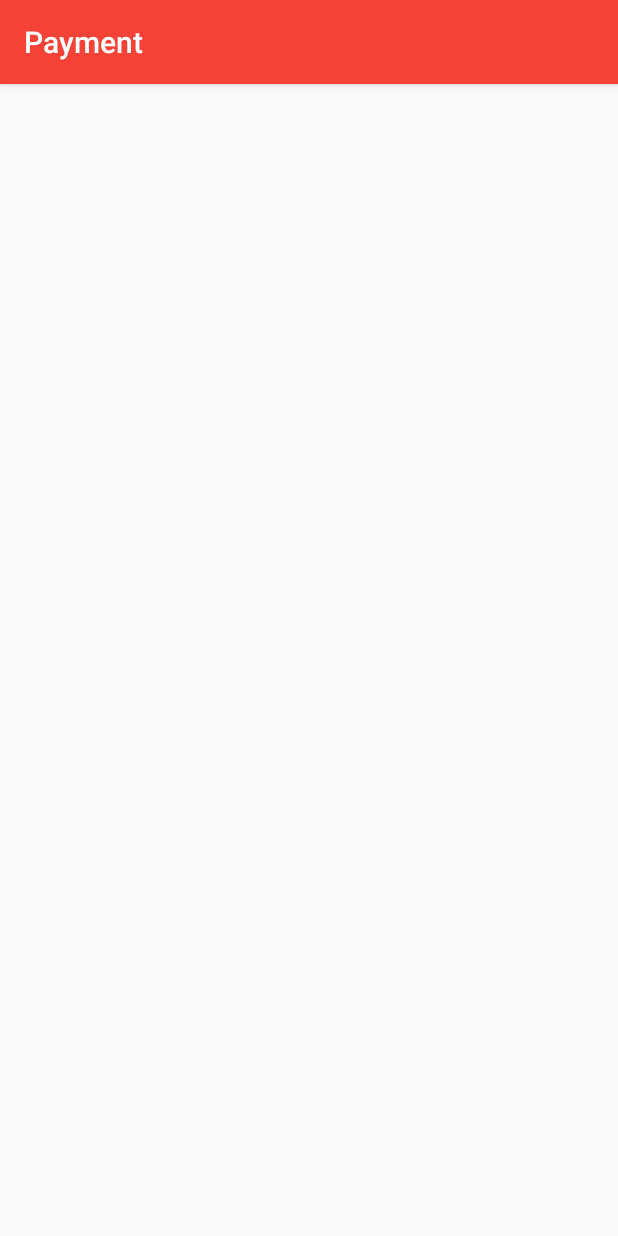
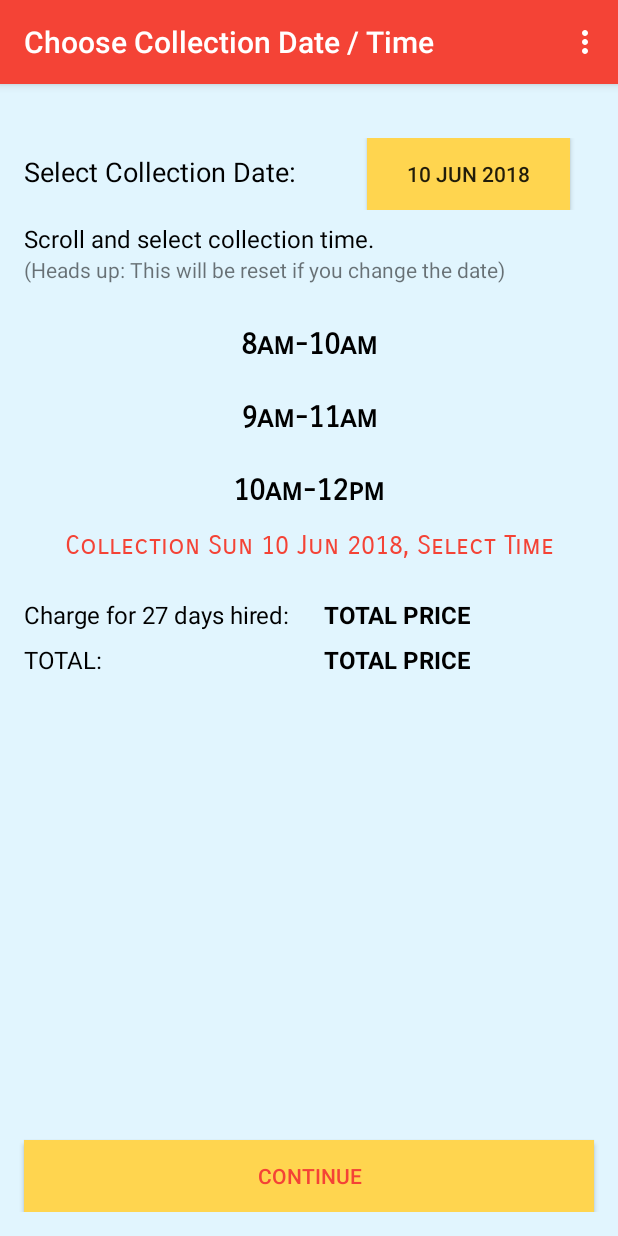
Before and after one commit to nati-m/debris, an Android app: the HireConfirmOrderActivity screen opened directly, with no data from a screen before it, after a tap on "CHOOSE PICK UP DATE BEFORE ORDERING", on a phone screen of 412 x 824 dp. Run offline under Robolectric (Android 15) with nearby library versions, the phone set to English and light mode, and no system bars; our stand-ins replace Firebase (no records; nobody signed in at launch, a user with empty details on screens opened directly); libraries missing offline, so code that uses them is left out: com.firebase.ui; 3 statements that could not run were skipped.

Commit message:
Made whole order through to congrats, last 2 pages mostly blank. Optional Choose Collection Date page needs work on prices

```diff
--- a/app/src/main/java/com/example/android/debris1_1/HireConfirmOrderActivity.java
+++ b/app/src/main/java/com/example/android/debris1_1/HireConfirmOrderActivity.java
@@ -44,7 +44,7 @@ public class HireConfirmOrderActivity extends AppCompatActivity {
         chooseCollectionDateButton.setOnClickListener(new View.OnClickListener() {
             @Override
             public void onClick(View v) {
-                Intent nextPageIntent = new Intent(HireConfirmOrderActivity.this, HirePaymentActivity.class);
+                Intent nextPageIntent = new Intent(HireConfirmOrderActivity.this, HireOptionalChooseCollectionDateActivity.class);
                 startActivity(nextPageIntent);
             }
         });
--- a/app/src/main/java/com/example/android/debris1_1/HireOptionalChooseCollectionDateActivity.java
+++ b/app/src/main/java/com/example/android/debris1_1/HireOptionalChooseCollectionDateActivity.java
@@ -40,6 +40,9 @@ public class HireOptionalChooseCollectionDateActivity extends AppCompatActivity
     SimpleDateFormat dayOfWeekIncludingSimpleDateFormat;
     Button continueButton;
     TextView arrivalDateMessage;
+    TextView totalPriceTextView;
+    TextView numberOfDaysHired;
+    TextView priceForNumberOfDaysHired;
 
     @Override
     protected void onCreate(Bundle savedInstanceState) {
@@ -95,7 +98,9 @@ public class HireOptionalChooseCollectionDateActivity extends AppCompatActivity
             }
         });
 
-
+        numberOfDaysHired = findViewById(R.id.number_of_days_hired_for_optional_choose_collection_date);
+        priceForNumberOfDaysHired = findViewById(R.id.subtotal_hire_length_charge_optional_choose_collection_date);
+        totalPriceTextView = findViewById(R.id.total_price_optional_choose_collection_date);
     }
 
     private boolean isItSaturday(Calendar calendar){
@@ -180,6 +185,7 @@ public class HireOptionalChooseCollectionDateActivity extends AppCompatActivity
                     calendarWithDateOfSkipCollection.set(year, month, day);
                     resetChooseTimeRecyclerView();
                     updateSkipCollectionTextView();
+                    updatePrices();
                 }
             };
 
@@ -259,6 +265,17 @@ public class HireOptionalChooseCollectionDateActivity extends AppCompatActivity
 
     }
 
+    private void updatePrices(){
+        double priceAddedForNumberOfDays = 0;
+
+        int daysApart = calendarWithDateOfSkipCollection.compareTo(Control.CONTROL.getCurrentOrder().getDateOfSkipArrival());
+        //Todo if daysApart = blah. test if this works. it's milliseconds atm need days
+
+        double total = Control.CONTROL.getCurrentOrder().getPrice() + priceAddedForNumberOfDays;
+
+        //Todo update textviews
+    }
+
     @Override
     public boolean onCreateOptionsMenu(Menu menu) {
         MenuInflater inflater = getMenuInflater();
--- a/app/src/main/res/layout/activity_hire_confirm_order.xml
+++ b/app/src/main/res/layout/activity_hire_confirm_order.xml
@@ -40,7 +40,7 @@
         android:layout_marginRight="16dp"
         android:textColor="@color/black"
         android:text="*Please note, this price is for a skip that is picked up within 5 days. Additional charges apply for skips hired for longer periods.
-You may choose your collection date now, or
+You may choose your collection date now, or easily do so later, after ordering.
 We will make every attempt to remind you to select a collection date. However, we will collect 28 days after the delivery date if we do no hear from you."/>
 
     <Button
--- a/app/src/main/res/layout/activity_hire_optional_choose_collection_date.xml
+++ b/app/src/main/res/layout/activity_hire_optional_choose_collection_date.xml
@@ -79,7 +79,7 @@
         android:layout_marginRight="16dp"
         android:layout_marginLeft="16dp"
         android:layout_marginBottom="8dp"
-        android:text="Arriving Thu 31st Jan 2019, Select Time"/>
+        android:text="Collection Thu 31st Jan 2019, Select Time"/>
 
     <LinearLayout
         android:layout_width="match_parent"
@@ -88,6 +88,7 @@
         android:layout_marginLeft="16dp">
 
         <TextView
+            android:id="@+id/number_of_days_hired_for_optional_choose_collection_date"
             android:layout_width="200dp"
             android:layout_height="wrap_content"
             android:textColor="@color/black"
```
Also changed, not shown: app/src/main/java/com/example/android/debris1_1/HirePaymentActivity.java (+30 -0 lines), app/src/main/java/com/example/android/debris1_1/HireReviewOrderActivity.java (+4 -15 lines), app/src/main/res/layout/activity_hire_payment.xml (+13 -3 lines).
